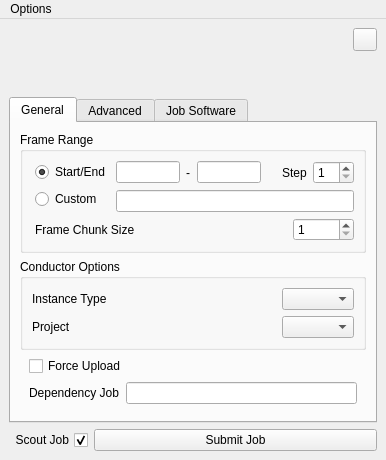
Qt form conductor/resources/submitter.ui (AtomicConductor/conductor_client) before a commit.
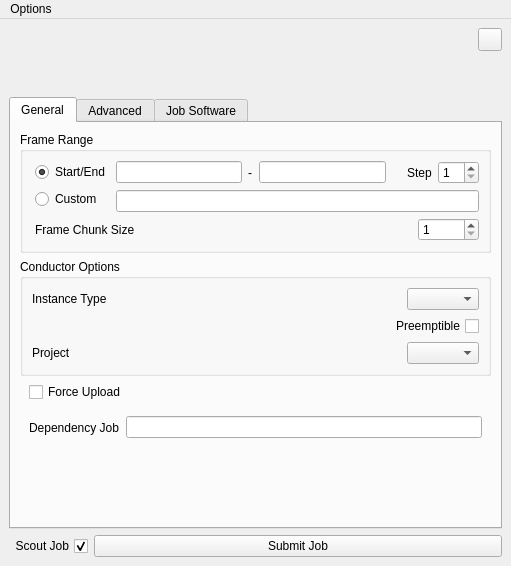
The same form after that commit. Icons and pictures are not drawn.

Commit message: Add support for preemptible instances

```diff
--- a/conductor/resources/submitter.ui
+++ b/conductor/resources/submitter.ui
@@ -6,8 +6,8 @@
    <rect>
     <x>0</x>
     <y>0</y>
-    <width>360</width>
-    <height>455</height>
+    <width>511</width>
+    <height>566</height>
    </rect>
   </property>
   <property name="windowTitle">
@@ -526,6 +526,16 @@
              </layout>
             </widget>
            </item>
+           <item>
+            <widget class="QCheckBox" name="ui_preemptible_chkbx">
+             <property name="layoutDirection">
+              <enum>Qt::RightToLeft</enum>
+             </property>
+             <property name="text">
+              <string>Preemptible</string>
+             </property>
+            </widget>
+           </item>
            <item>
             <widget class="QWidget" name="ui_resource_wgt" native="true">
              <property name="toolTip">
@@ -991,8 +1001,8 @@
     <rect>
      <x>0</x>
      <y>0</y>
-     <width>418</width>
-     <height>26</height>
+     <width>511</width>
+     <height>22</height>
     </rect>
    </property>
    <widget class="QMenu" name="ui_options_qmenu">
```
The commit also changes 3 other files.
